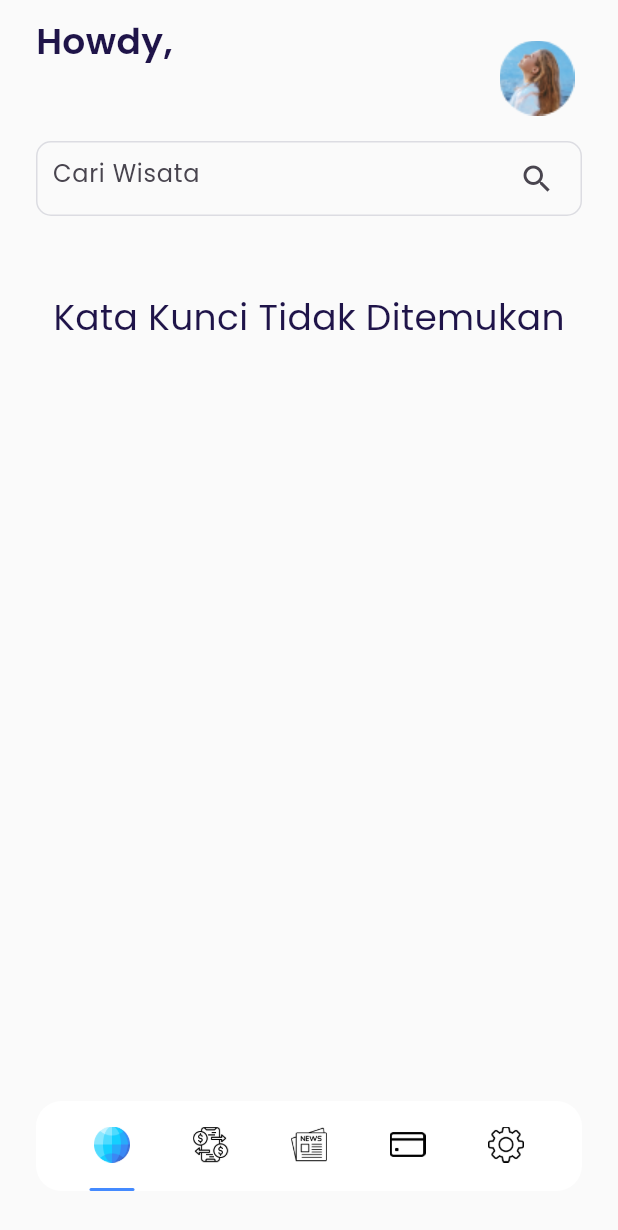
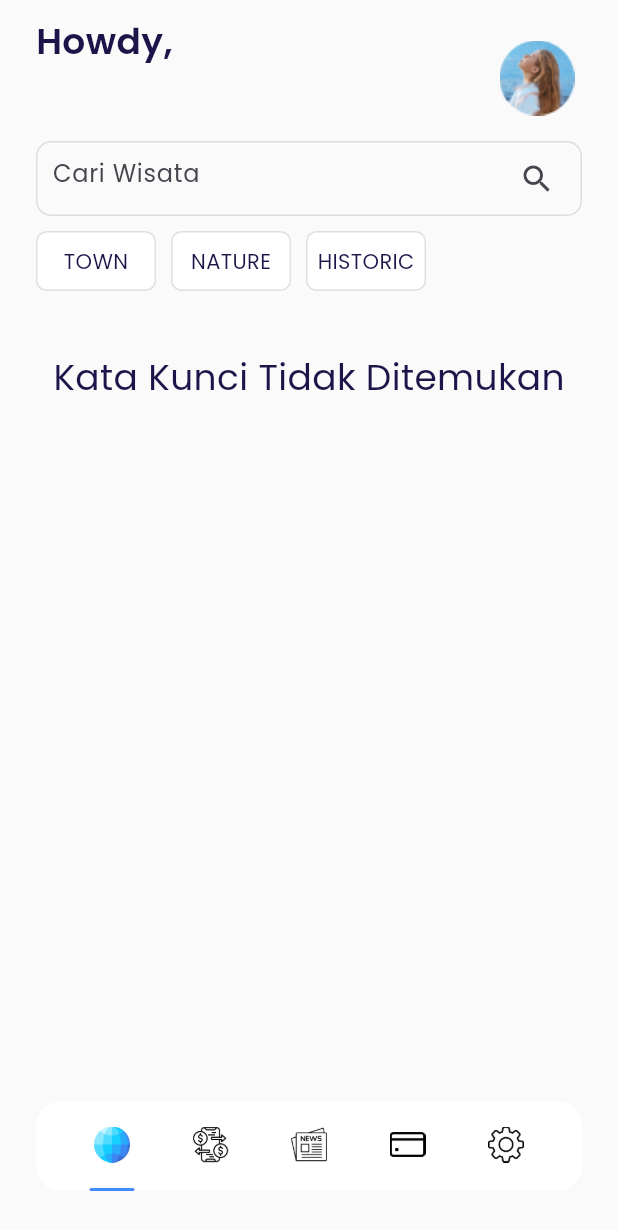
Before and after one commit to alvianfazlur/masterinflutter, a Flutter app: the MainPage screen opened directly with empty values, on a phone screen of 412 x 824 dp. Shown: the top 1230 px of the screen. Run offline on Flutter 3.47's test engine with Material 3 defaults, Android fonts, the phone set to English and light mode, and no system bars; our stand-ins replace cloud_firestore, equatable, firebase_auth, firebase_core, get, google_fonts and 1 more; accounts and stored records are empty.

Commit message:
filter bar

```diff
--- a/lib/models/destination.dart
+++ b/lib/models/destination.dart
@@ -7,10 +7,12 @@
   final String imageurl;
   final double rating;
   final int price;
+  final String category;
 
   DestinationModel({required this.id,
     required this.name,
     required this.city,
+    required this.category,
     required this.imageurl,
     this.rating = 0,
     required this.price});
@@ -19,6 +21,7 @@
       DestinationModel(id: id,
           name: json['name'],
           city: json['city'],
+          category: json['category'],
           imageurl: json['imageurl'],
           rating: json['rating'].toDouble(),
           price: json['price']
@@ -29,6 +32,7 @@
     'city': city,
     'imageurl': imageurl,
     'rating':rating,
+    'category':category,
     'price':price
   };
 
--- a/lib/services/order_service.dart
+++ b/lib/services/order_service.dart
@@ -18,9 +18,9 @@
       throw e;
     }
   }
-  Future<List<OrderModel>> fetchOrder() async {
+  Future<List<OrderModel>> fetchOrder(String uid) async {
     try {
-      QuerySnapshot result = await _orderReference.get();
+      QuerySnapshot result =  await _orderReference.where('user_id', isEqualTo: uid).get();
       List<OrderModel> orders = result.docs.map((e) {
         return OrderModel.fromJsonFb(e.data() as Map<String, dynamic>);
       }).toList();
--- a/lib/ui/pages/main_page/home_page.dart
+++ b/lib/ui/pages/main_page/home_page.dart
@@ -1,4 +1,5 @@
 import 'package:bwa_masteringflutter/shared/theme.dart';
+import 'package:bwa_masteringflutter/ui/pages/main_page/widgets/filter_item.dart';
 import 'package:bwa_masteringflutter/ui/pages/main_page/widgets/header.dart';
 import 'package:bwa_masteringflutter/ui/pages/main_page/widgets/new_destination.dart';
 import 'package:bwa_masteringflutter/ui/pages/main_page/widgets/popular_destination.dart';
@@ -19,6 +20,16 @@
           children: [
             HomePageHeader(name: controller.user!.name,),
             SearchBarWidget(),
+            SingleChildScrollView(
+              scrollDirection: Axis.horizontal,
+              child: Row(
+                children: [
+                  FilterItem(controller: controller, category: "town",),
+                  FilterItem(controller: controller, category: "nature",),
+                  FilterItem(controller: controller, category: "historic",),
+                ],
+              ),
+            ),
             PopularDestination(destinations: controller.displayDestinations),
             controller.displayDestinations.isNotEmpty ?
             Text(
--- /dev/null
+++ b/lib/ui/pages/main_page/widgets/filter_item.dart
@@ -0,0 +1,59 @@
+import 'package:bwa_masteringflutter/shared/theme.dart';
+import 'package:bwa_masteringflutter/ui/pages/main_page/destination_controller/homepage_controller.dart';
+import 'package:flutter/material.dart';
+import 'package:get/get.dart';
+
+class FilterItem extends StatelessWidget {
+  FilterItem({Key? key, required this.controller, required this.category})
+      : super(key: key);
+
+  final HomePageController controller;
+  final String category;
+
+  @override
+  Widget build(BuildContext context) {
+    RxBool isSelected = controller.isSelected(category).obs;
+
+    return GetBuilder<HomePageController>(
+      builder: (HomePageController controller) {
+        return Obx(() => Container(
+          margin: EdgeInsets.only(top: 10),
+          child: Row(
+            children: [
+              GestureDetector(
+                onTap: () async {
+                  if(isSelected.value == true){
+                    isSelected.value = false;
+                    controller.selectCategory("");
+                    controller.filterList("");
+                  }
+                  else{
+                    controller.selectCategory(category);
+                    controller.filterList(category);
+                  }
+                },
+                child: Container(
+                    alignment: Alignment.center,
+                    margin: EdgeInsets.only(bottom: 20, right: 10),
+                    width: 80,
+                    height: 40,
+                    decoration: BoxDecoration(
+                        color: whiteColor,
+                        border: Border.all(
+                          color: isSelected.value
+                              ? Colors.blue
+                              : greyColor.withOpacity(0.3),
+                        ),
+                        borderRadius: BorderRadius.circular(7)),
+                    child: Text(
+                      category.isEmpty ? "SEMUA" : category.toUpperCase(),
+                      style: blackTextStyle,
+                    )),
+              )
+            ],
+          ),
+        ));
+      },
+    );
+  }
+}
--- a/lib/ui/pages/main_page/widgets/popular_destination.dart
+++ b/lib/ui/pages/main_page/widgets/popular_destination.dart
@@ -10,7 +10,7 @@
   @override
   Widget build(BuildContext context) {
     return Container(
-      margin: EdgeInsets.only(top: 30, bottom: 20),
+      margin: EdgeInsets.only(bottom: 20),
       child: SingleChildScrollView(
         scrollDirection: Axis.horizontal,
         child: Row(
--- a/lib/ui/pages/order_history/order_history_controller.dart
+++ b/lib/ui/pages/order_history/order_history_controller.dart
@@ -14,14 +14,14 @@
 
   @override
   void onInit() async {
-    await getOrderFromFirebase();
+    await getOrderFromFirebase(userController.user!.id);
     fetchOrders(userController.user!.id);
     super.onInit();
   }
 
-  Future<void> getOrderFromFirebase() async {
+  Future<void> getOrderFromFirebase(String uid) async {
     try{
-      orderData = await OrderService().fetchOrder();
+      orderData = await OrderService().fetchOrder(uid);
       update();
     }catch(e){
       update();
```
Also changed, not shown: lib/ui/pages/main_page/destination_controller/homepage_controller.dart (+54 -8 lines).
